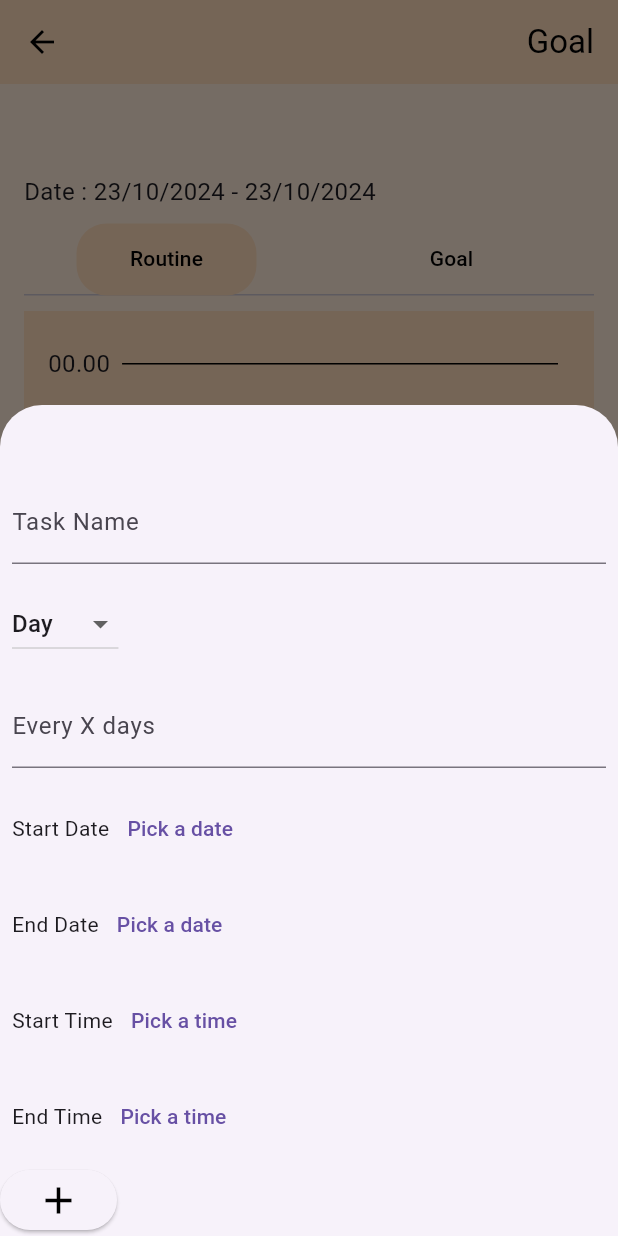
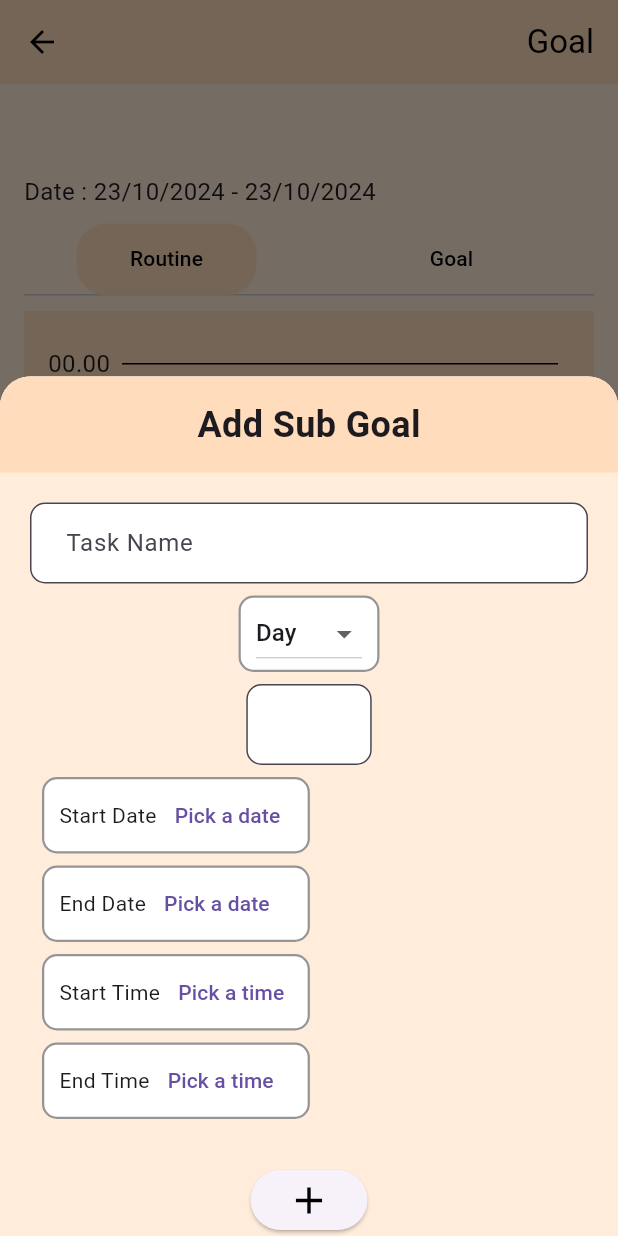
Before and after one commit to fktnp/FinalProject_JJ_Frontend, a Flutter app: the TaskDetailPage screen opened directly with empty values, after a tap on the "add" icon, on a phone screen of 412 x 824 dp. Run offline on Flutter 3.47's test engine with Material 3 defaults, Android fonts, the phone set to English and light mode, and no system bars; our stand-ins replace dio, percent_indicator; network calls fail.

```diff
--- a/lib/login_screen.dart
+++ b/lib/login_screen.dart
@@ -145,7 +145,7 @@ class LoginScreen extends StatelessWidget {
                       MaterialPageRoute(
                           builder: (context) => const MyHomePage()),
                     );
-                    // login(context);  // เรียกใช้ฟังก์ชัน login
+                    // login(context); // เรียกใช้ฟังก์ชัน login
                   },
                 ),
               ],
--- a/lib/subjob.dart
+++ b/lib/subjob.dart
@@ -22,6 +22,12 @@ class AddSubTaskForm {
     required this.jobId,
     required this.userId,
   });
+
+  bool isTaskNameEmpty = false;
+  bool isStartDateEmpty = false;
+  bool isEndDateEmpty = false;
+  bool isStartTimeEmpty = false;
+  bool isEndTimeEmpty = false;
 
   Future<void> saveSubTask() async {
     // ตรวจสอบว่า UUID และข้อมูลต่าง ๆ ถูกต้อง
@@ -98,69 +104,102 @@ class AddSubTaskForm {
     showModalBottomSheet(
       context: context,
       isScrollControlled: true,
+      shape: const RoundedRectangleBorder(
+        borderRadius: BorderRadius.vertical(top: Radius.circular(20)),
+      ),
       builder: (BuildContext context) {
         return StatefulBuilder(
           builder: (BuildContext context, StateSetter setState) {
             return SingleChildScrollView(
+                child: Padding(
+                    padding: EdgeInsets.only(
+                      bottom: MediaQuery.of(context).viewInsets.bottom,
+                    ),
+                    child: Container(
+                      decoration: const BoxDecoration(
+                        color: Color(0xFFFFECDB),
+                        borderRadius: BorderRadius.only(
+                          topLeft: Radius.circular(20),
+                          topRight: Radius.circular(20),
+                        ),
+                      ),
                       child: Column(
                         crossAxisAlignment: CrossAxisAlignment.start,
                         children: [
-                  Text(jobId),
-                  Text(userId),
-                  // Task Name Input
-                  _buildTextField('Task Name', taskNameController),
+                          _buildHeader(),
+                          const SizedBox(height: 20),
+                          Padding(
+                            padding: const EdgeInsets.symmetric(horizontal: 20),
+                            child: Column(
+                              children: [
+                                _buildTextField(
+                                  'Task Name',
+                                  taskNameController,
+                                  isTaskNameEmpty
+                                      ? 'Task Name is required'
+                                      : null,
+                                ),
 
                                 // Frequency Picker
                                 _buildFrequencyPicker(setState),
 
-                  if (selectedFrequency == 'Day') _buildDailyFrequencyInput(),
+                                if (selectedFrequency == 'Day')
+                                  _buildDailyFrequencyInput(),
                                 if (selectedFrequency == 'Week')
                                   _buildWeeklyFrequencyPicker(setState),
                                 if (selectedFrequency == 'Month')
                                   _buildMonthlyFrequencyPicker(setState),
 
                                 // Date Picker for start and end date
-                  _buildDatePicker('Start Date', selectedStartDate,
+                                _buildDatePicker(
+                                    'Start Date', selectedStartDate,
                                     (pickedDate) {
-                    setState(() => selectedStartDate = pickedDate);
+                                  setState(
+                                      () => selectedStartDate = pickedDate);
                                 }),
-                  _buildDatePicker('End Date', selectedEndDate, (pickedDate) {
+                                _buildDatePicker('End Date', selectedEndDate,
+                                    (pickedDate) {
                                   setState(() => selectedEndDate = pickedDate);
                                 }),
 
                                 // Time Picker for start and end time
-                  _buildTimePicker('Start Time', selectedStartTime,
+                                _buildTimePicker(
+                                    'Start Time', selectedStartTime,
                                     (pickedTime) {
-                    setState(() => selectedStartTime = pickedTime);
+                                  setState(
+                                      () => selectedStartTime = pickedTime);
                                 }),
-                  _buildTimePicker('End Time', selectedEndTime, (pickedTime) {
+                                _buildTimePicker('End Time', selectedEndTime,
+                                    (pickedTime) {
                                   setState(() => selectedEndTime = pickedTime);
                                 }),
 
+                                const SizedBox(
+                                  height: 30,
+                                ),
                                 // Save Button
                                 ElevatedButton(
                                     onPressed: () {
+                                      setState(() {
+                                        isTaskNameEmpty =
+                                            taskNameController.text.isEmpty;
+                                        isStartDateEmpty =
+                                            selectedStartDate == null;
+                                        isEndDateEmpty =
+                                            selectedEndDate == null;
+                                        isStartTimeEmpty =
+                                            selectedStartDate == null;
+                                        isEndTimeEmpty =
+                                            selectedEndDate == null;
+                                      });
+                                      if (!isTaskNameEmpty &&
+                                          !isStartDateEmpty &&
+                                          !isEndDateEmpty &&
+                                          !isStartTimeEmpty &&
+                                          !isEndTimeEmpty) {
                                         saveSubTask();
                                         Navigator.pop(context);
-                        // print(jobId);
-                        // print(userId);
-                        // print(taskNameController.text);
-                        // print("Pending");
-                        // print("");
-                        // print(selectedStartDate);
-                        // print(selectedEndDate);
-                        // print(selectedStartTime?.hour);
-                        // print(selectedEndTime?.hour);
-                        // print(selectedFrequency);
-                        // print(selectedFrequency == 'Day'
-                        //     ? int.parse(frequencyDayController.text)
-                        //     : 0);
-                        // print(selectedFrequency == 'Week'
-                        //     ? selectedWeekDays.join(",")
-                        //     : '');
-                        // print(selectedFrequency == 'Month'
-                        //     ? selectedMonthDay
-                        //     : 0);
+                                      }
                                     },
                                     child: const Icon(
                                       Icons.add,
@@ -169,28 +208,73 @@ class AddSubTaskForm {
                                     )),
                               ],
                             ),
-            );
+                          ),
+                          // Task Name Input
+                        ],
+                      ),
+                    )));
           },
         );
       },
     );
   }
 
-  Widget _buildTextField(String label, TextEditingController controller) {
-    return Padding(
-      padding: const EdgeInsets.all(8.0),
-      child: TextField(
-        controller: controller,
-        decoration: InputDecoration(
-          labelText: label,
+  Widget _buildHeader() {
+    return Container(
+      width: double.infinity,
+      padding: const EdgeInsets.all(15),
+      decoration: const BoxDecoration(
+        color: Color(0xFFFFDCBC),
+        borderRadius: BorderRadius.only(
+          topLeft: Radius.circular(20),
+          topRight: Radius.circular(20),
+        ),
+      ),
+      child: const Center(
+        child: Text(
+          'Add Sub Goal',
+          style: TextStyle(
+            fontSize: 24,
+            fontWeight: FontWeight.bold,
+          ),
         ),
       ),
     );
   }
 
+  Widget _buildTextField(
+    String label,
+    TextEditingController controller,
+    String? errorText,
+  ) {
+    return TextField(
+      controller: controller,
+      decoration: InputDecoration(
+        labelText: label,
+        errorText: errorText,
+        filled: true,
+        fillColor: Colors.white,
+        contentPadding:
+            const EdgeInsets.symmetric(vertical: 15, horizontal: 20),
+        border: OutlineInputBorder(
+          borderRadius: BorderRadius.circular(10),
+        ),
+      ),
+      onChanged: (value) {
+        // Handle changes here, if necessary
+      },
+    );
+  }
+
   Widget _buildFrequencyPicker(StateSetter setState) {
-    return Padding(
-      padding: const EdgeInsets.all(8.0),
+    return Container(
+      margin: const EdgeInsets.all(8.0),
+      padding: const EdgeInsets.symmetric(horizontal: 10),
+      decoration: BoxDecoration(
+          color: Colors.white,
+          borderRadius: BorderRadius.circular(10),
+          border: Border.all(
+              color: const Color.fromARGB(123, 36, 36, 36), width: 1.5)),
       child: DropdownButton<String>(
         value: selectedFrequency,
         items: ['Day', 'Week', 'Month'].map((String frequency) {
@@ -210,11 +294,19 @@ class AddSubTaskForm {
 
   Widget _buildDailyFrequencyInput() {
     return Padding(
-      padding: const EdgeInsets.all(8.0),
+      padding: EdgeInsets.only(
+          right: MediaQuery.of(context).size.width * 0.35,
+          left: MediaQuery.of(context).size.width * 0.35),
       child: TextField(
         controller: frequencyDayController,
-        decoration: const InputDecoration(
-          labelText: 'Every X days',
+        decoration: InputDecoration(
+          filled: true,
+          fillColor: Colors.white,
+          contentPadding:
+              const EdgeInsets.symmetric(vertical: 15, horizontal: 20),
+          border: OutlineInputBorder(
+            borderRadius: BorderRadius.circular(10),
+          ),
         ),
         keyboardType: TextInputType.number,
       ),
@@ -223,19 +315,28 @@ class AddSubTaskForm {
 
   Widget _buildWeeklyFrequencyPicker(StateSetter setState) {
     return Padding(
-      padding: const EdgeInsets.all(8.0),
+      padding: const EdgeInsets.only(top: 10, right: 20),
       child: Column(
         children: List.generate(7, (index) {
           return CheckboxListTile(
-            title: Text([
-              'อาทิตย์',
-              'จันทร์',
-              'อังคาร',
-              'พุธ',
-              'พฤหัสบดี',
-              'ศุกร์',
-              'เสาร์'
+            title: Container(
+              margin: EdgeInsets.only(
+                right: MediaQuery.of(context).size.width * 0.35,
+              ),
+              padding: const EdgeInsets.symmetric(horizontal: 20),
+              decoration: BoxDecoration(
+                borderRadius: BorderRadius.circular(10),
+              ),
+              child: Text([
+                'Sunday',
+                'Monday',
+                'Tuesday',
+                'Wednesday',
+                'Thursday',
+                'Friday',
+                'Saturday'
               ][index]),
+            ),
             value: selectedWeekDays.contains(index),
             onChanged: (bool? selected) {
               setState(() {
@@ -253,8 +354,14 @@ class AddSubTaskForm {
   }
 
   Widget _buildMonthlyFrequencyPicker(StateSetter setState) {
-    return Padding(
-      padding: const EdgeInsets.all(8.0),
+    return Container(
+      margin: const EdgeInsets.all(8.0),
+      padding: const EdgeInsets.symmetric(horizontal: 10),
+      decoration: BoxDecoration(
+          color: Colors.white,
+          borderRadius: BorderRadius.circular(10),
+          border: Border.all(
+              color: const Color.fromARGB(123, 36, 36, 36), width: 1.5)),
       child: DropdownButton<int>(
         value: selectedMonthDay,
         items: List.generate(31, (index) {
@@ -274,8 +381,15 @@ class AddSubTaskForm {
 
   Widget _buildDatePicker(String label, DateTime? selectedDate,
       ValueChanged<DateTime> onDatePicked) {
-    return Padding(
-      padding: const EdgeInsets.all(8.0),
+    return Container(
+      margin: EdgeInsets.only(
+          top: 8, left: 8, right: MediaQuery.of(context).size.width * 0.45),
+      padding: const EdgeInsets.symmetric(horizontal: 10),
+      decoration: BoxDecoration(
+          color: Colors.white,
+          borderRadius: BorderRadius.circular(10),
+          border: Border.all(
+              color: const Color.fromARGB(123, 36, 36, 36), width: 1.5)),
       child: Row(
         children: [
           Text(label),
@@ -302,8 +416,15 @@ class AddSubTaskForm {
 
   Widget _buildTimePicker(String label, TimeOfDay? selectedTime,
       ValueChanged<TimeOfDay> onTimePicked) {
-    return Padding(
-      padding: const EdgeInsets.all(8.0),
+    return Container(
+      margin: EdgeInsets.only(
+          top: 8, left: 8, right: MediaQuery.of(context).size.width * 0.45),
+      padding: const EdgeInsets.symmetric(horizontal: 10),
+      decoration: BoxDecoration(
+          color: Colors.white,
+          borderRadius: BorderRadius.circular(10),
+          border: Border.all(
+              color: const Color.fromARGB(123, 36, 36, 36), width: 1.5)),
       child: Row(
         children: [
           Text(label),
```
Lines whose indentation alone changed are shown as unchanged.
